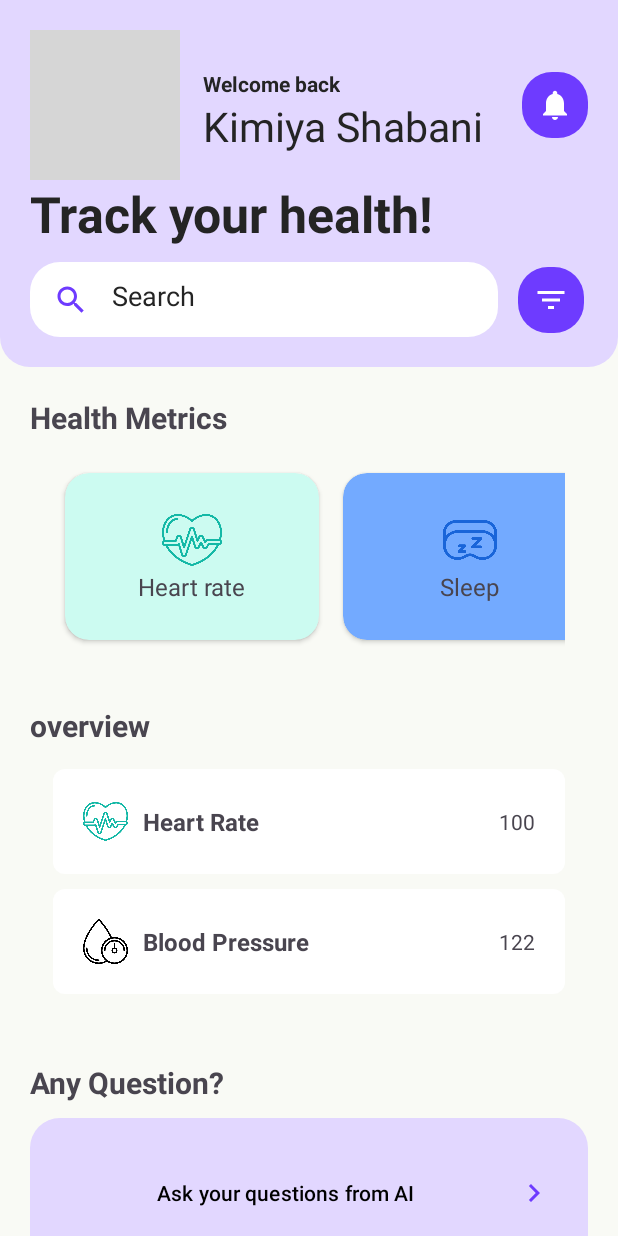
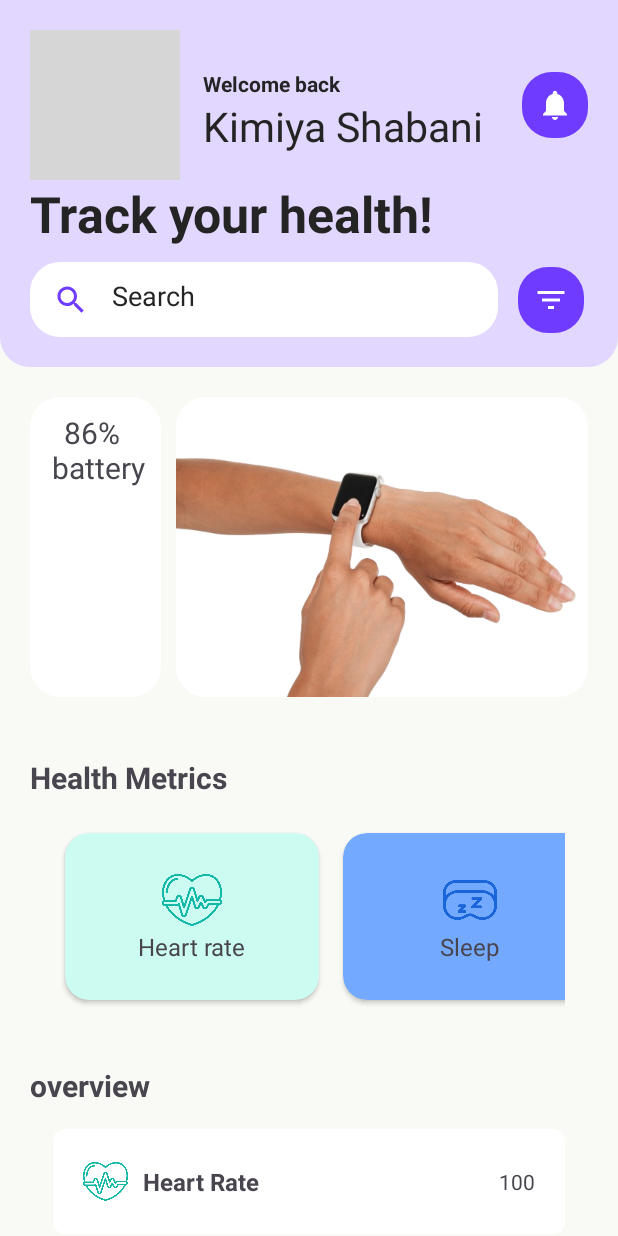
Before and after one commit to kimiyashabani/HealthMate, an Android app: the screen it shows after launch (MainActivity), on a phone screen of 412 x 824 dp. Run offline under Robolectric (Android 15) with nearby library versions, the phone set to English and light mode, and no system bars; our stand-ins replace Firebase (no records; nobody signed in at launch, a user with empty details on screens opened directly); grey boxes are pictures that could not be loaded.

Commit message:
activity_main.xml ui updated

```diff
--- a/app/build.gradle.kts
+++ b/app/build.gradle.kts
@@ -88,5 +88,10 @@ dependencies {
 
     implementation("com.github.bumptech.glide:glide:4.12.0")
 
+    // Connecting Smart watch
+    implementation("com.google.android.gms:play-services-wearable:18.0.0")
+    implementation("com.google.android.support:wearable:2.9.0")
+    compileOnly("com.google.android.wearable:wearable:2.9.0")
+
 
 }
--- a/app/src/main/AndroidManifest.xml
+++ b/app/src/main/AndroidManifest.xml
@@ -5,6 +5,8 @@
     <uses-permission android:name="android.permission.INTERNET" />
     <uses-permission android:name="android.permission.ACCESS_NETWORK_STATE" />
     <uses-permission android:name="android.permission.RECORD_AUDIO" />
+    <uses-permission android:name="android.permission.BLUETOOTH" />
+    <uses-permission android:name="android.permission.BLUETOOTH_ADMIN" />
 
     <uses-feature
         android:name="android.permission.SEND_SMS"
--- a/app/src/main/res/layout/activity_main.xml
+++ b/app/src/main/res/layout/activity_main.xml
@@ -115,6 +115,35 @@
                             app:layout_constraintTop_toTopOf="parent"
                             android:background="@drawable/filled_color_button"/>
                     </androidx.constraintlayout.widget.ConstraintLayout>
+                </LinearLayout>
+
+            </LinearLayout>
+            <LinearLayout
+                android:layout_width="match_parent"
+                android:layout_height="wrap_content"
+                android:padding="20dp">
+                <TextView
+                    android:layout_width="wrap_content"
+                    android:layout_height="match_parent"
+                    android:text="86%
+\n battery"
+                    android:textAlignment="center"
+                    android:layout_marginRight="10dp"
+                    android:textSize="20sp"
+                    android:padding="10dp"
+                    android:background="@drawable/search_bar_background"/>
+                <LinearLayout
+                    android:layout_width="match_parent"
+                    android:layout_height="200dp"
+                    android:layout_weight="1"
+                    android:background="@drawable/search_bar_background">
+
+                    <ImageButton
+                        android:layout_width="wrap_content"
+                        android:layout_height="wrap_content"
+                        android:scaleType="fitEnd"
+                        android:background="@drawable/smartwatchRemovedBG"></ImageButton>
+
                 </LinearLayout>
 
             </LinearLayout>
```
Also changed, not shown: app/src/main/res/drawable/smartwatch_bg.xml (added, +9 -0 lines), app/src/main/res/drawable/smartwatch.jpg (added), app/src/main/res/drawable/smartwatchRemovedBG.png (added).
